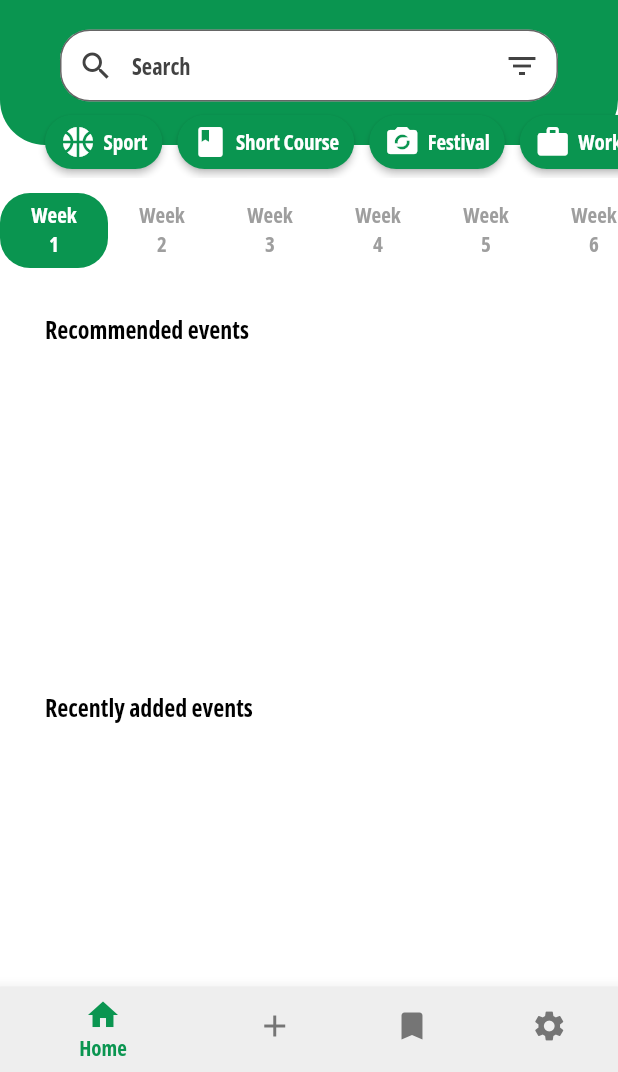
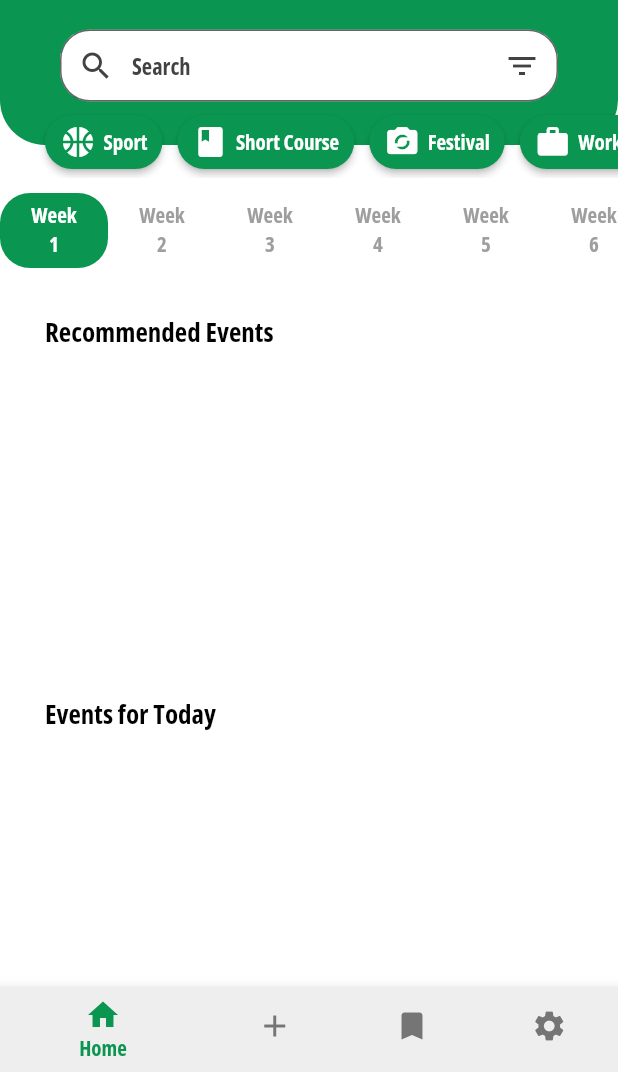
Before and after one commit to KFUPMCC/kfupm_events, a Flutter app: the screen it shows after launch, after a tap on "Light Mode", on a phone screen of 412 x 824 dp, the part 164-1236 px from its top. Run offline on Flutter 3.47's test engine with Material 2 defaults, Android fonts, the phone set to English and light mode, and no system bars; our stand-ins replace cloud_firestore, firebase_auth, firebase_core, font_awesome_flutter, go_router; accounts and stored records are empty; project files that could hold a hidden picture were left out.

Commit message:
order_events

```diff
--- a/lib/src/features/home/presentation/lower/header_section.dart
+++ b/lib/src/features/home/presentation/lower/header_section.dart
@@ -24,7 +24,7 @@ class HeaderSection extends StatelessWidget {
         style: TextStyle(
             color: Provider.of<DarkNotifier>(context).blackLight_whiteDark,
             fontWeight: FontWeight.bold,
-            fontSize: 16),
+            fontSize: 18),
       ),
     );
   }
--- a/lib/src/features/home/presentation/lower/week_events.dart
+++ b/lib/src/features/home/presentation/lower/week_events.dart
@@ -4,6 +4,7 @@ import 'package:flutter/material.dart';
 import 'package:kfupm_events/src/features/home/presentation/lower/card/event_card.dart';
 import 'package:kfupm_events/src/features/home/presentation/lower/header_section.dart';
 
+import '../../application/date_compare.dart';
 import '../../application/type_filter.dart';
 
 class WeekEvents extends StatefulWidget {
@@ -19,59 +20,12 @@ class _WeekEventsState extends State<WeekEvents> {
   int dd = 0;
   @override
   Widget build(BuildContext context) {
+    DateTime todayDate = DateTime.now();
     return Column(
       crossAxisAlignment: CrossAxisAlignment.start,
       children: [
         const HeaderSection(
-          text: 'Recommended events',
-        ),
-        // Widget to retrieve data from firestore
-        StreamBuilder<QuerySnapshot>(
-          // Live listening of firestore changes
-          stream: FirebaseFirestore.instance.collection('Events').snapshots(),
-          // if any change occur in stream: path, update below widget after checking or validating
-          builder: (context, snapshot) {
-            // if any error occurs while retrieving events data
-            if (snapshot.hasError) {
-              return Padding(
-                padding: const EdgeInsets.only(left: 14.0),
-                child: Text('Error: ${snapshot.error}'),
-              );
-            }
-            // if there is no events
-            if (!snapshot.hasData) {
-              return const Padding(
-                padding: EdgeInsets.only(left: 14.0),
-                child: Text('No event has been added yet.'),
-              );
-            }
-
-            // otherwise, store list of documents inside 'events' list
-            // similar to list of Json document objects each as event
-            final events = snapshot.data!.docs;
-
-            return SizedBox(
-              width: double.infinity,
-              height: 200,
-              child: ListView.builder(
-                scrollDirection: Axis.horizontal,
-                itemCount: events
-                    .where((event) => TypeFilter(context, event['type']))
-                    .length,
-                itemBuilder: (context, index) {
-                  final filteredEvents = events
-                      .where((event) => TypeFilter(context, event['type']))
-                      .toList();
-                  return EventCard(
-                    event: filteredEvents[index],
-                  );
-                },
-              ),
-            );
-          },
-        ),
-        const HeaderSection(
-          text: 'Recently added events',
+          text: 'Recommended Events',
         ),
         StreamBuilder<QuerySnapshot>(
           // Live listening of firestore changes
@@ -118,7 +72,59 @@ class _WeekEventsState extends State<WeekEvents> {
           },
         ),
         const HeaderSection(
-          text: 'Most Viewed events',
+          text: 'Events for Today',
+        ),
+        // Widget to retrieve data from firestore
+        StreamBuilder<QuerySnapshot>(
+          // Live listening of firestore changes
+          stream: FirebaseFirestore.instance.collection('Events').snapshots(),
+          // if any change occur in stream: path, update below widget after checking or validating
+          builder: (context, snapshot) {
+            // if any error occurs while retrieving events data
+            if (snapshot.hasError) {
+              return Padding(
+                padding: const EdgeInsets.only(left: 14.0),
+                child: Text('Error: ${snapshot.error}'),
+              );
+            }
+            // if there is no events
+            if (!snapshot.hasData) {
+              return const Padding(
+                padding: EdgeInsets.only(left: 14.0),
+                child: Text('No event has been added yet.'),
+              );
+            }
+
+            // otherwise, store list of documents inside 'events' list
+            // similar to list of Json document objects each as event
+            final events = snapshot.data!.docs;
+
+            return SizedBox(
+              width: double.infinity,
+              height: 200,
+              child: ListView.builder(
+                scrollDirection: Axis.horizontal,
+                itemCount: events
+                    .where((event) =>
+                        TypeFilter(context, event['type']) &&
+                        dateCompare(event['date']))
+                    .length,
+                itemBuilder: (context, index) {
+                  final filteredEvents = events
+                      .where((event) =>
+                          TypeFilter(context, event['type']) &&
+                          dateCompare(event['date']))
+                      .toList();
+                  return EventCard(
+                    event: filteredEvents[index],
+                  );
+                },
+              ),
+            );
+          },
+        ),
+        const HeaderSection(
+          text: 'Recently added events',
         ),
         StreamBuilder<QuerySnapshot>(
           // Live listening of firestore changes
@@ -153,7 +159,7 @@ class _WeekEventsState extends State<WeekEvents> {
                     .where((event) => TypeFilter(context, event['type']))
                     .length,
                 itemBuilder: (context, index) {
-                  final filteredEvents = events
+                  final filteredEvents = events.reversed
                       .where((event) => TypeFilter(context, event['type']))
                       .toList();
                   return EventCard(
```
Also changed, not shown: lib/src/features/home/application/date_compare.dart (added, +11 -0 lines).
